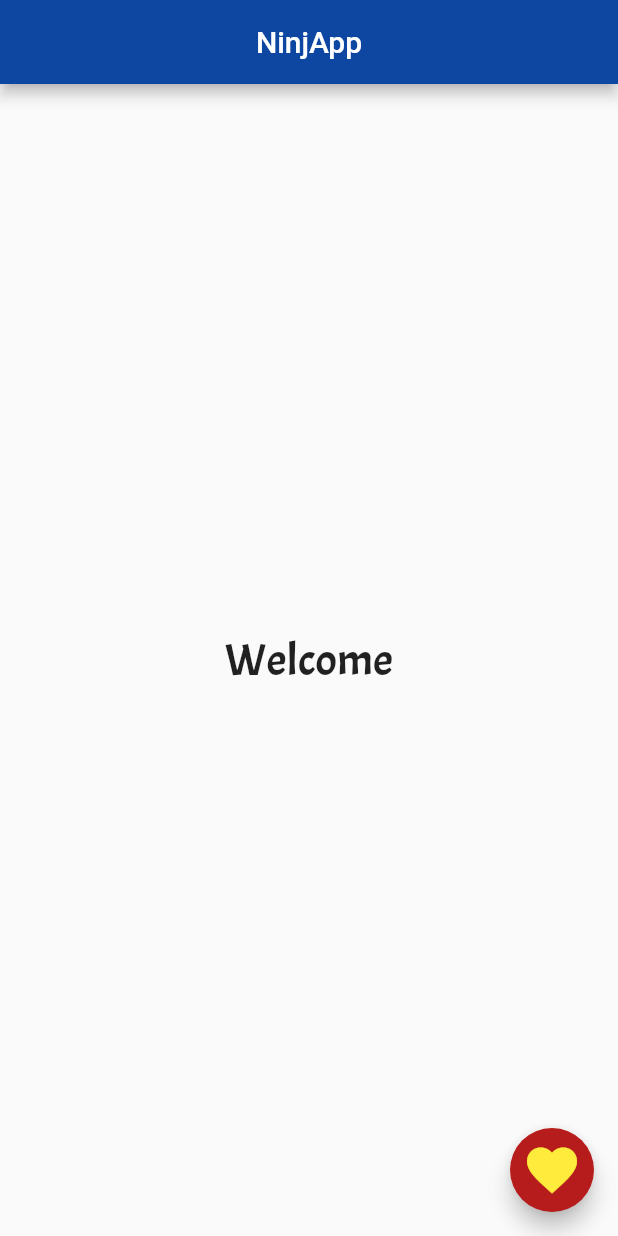
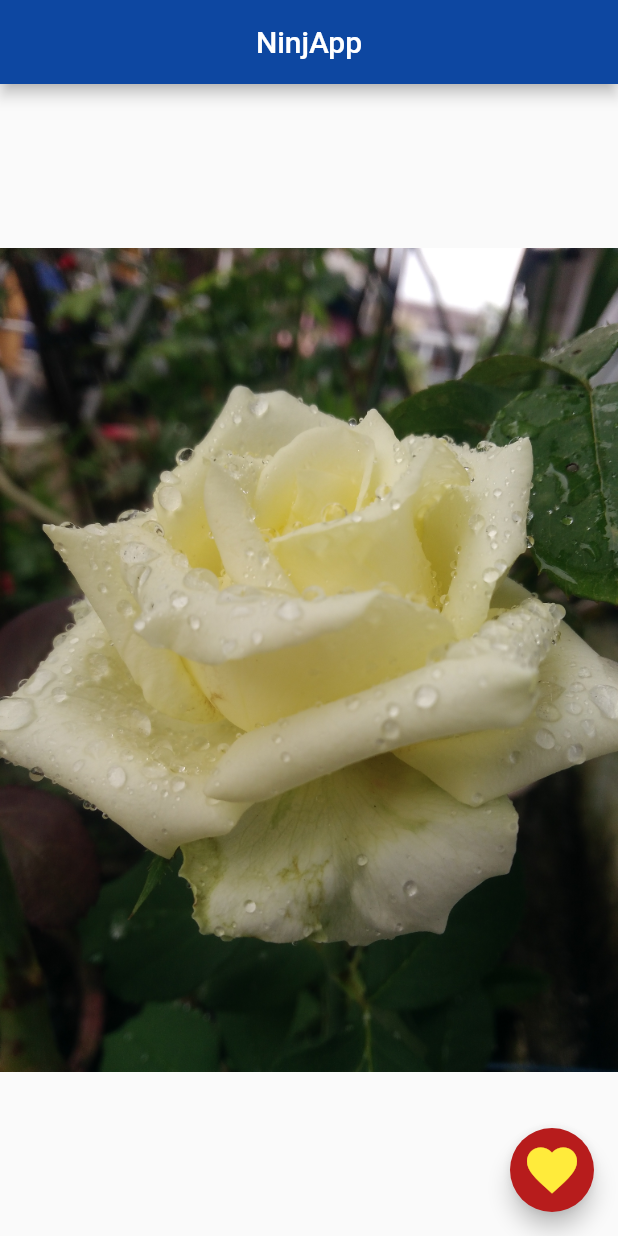
Before and after one commit to bintangDiyantoro/ninjaflutter, a Flutter app: the screen it shows after launch, on a phone screen of 412 x 824 dp. Run offline on Flutter 3.47's test engine with Material 2 defaults, Android fonts, the phone set to English and light mode, and no system bars.

Commit message:
Image from asset

```diff
--- a/lib/main.dart
+++ b/lib/main.dart
@@ -19,10 +19,7 @@ class MyApp extends StatelessWidget {
           centerTitle: true,
         ),
         body: Center(
-          child: Text(
-            'Welcome',
-            style: TextStyle(fontFamily: 'Acme', fontSize: 30),
-          ),
+          child: Image.asset('assets/P_20170319_135612.jpg'),
         ),
         floatingActionButton: FloatingActionButton(
           child: Icon(
```
